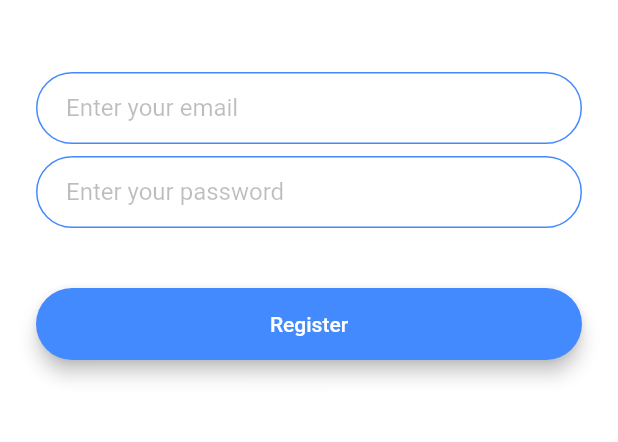
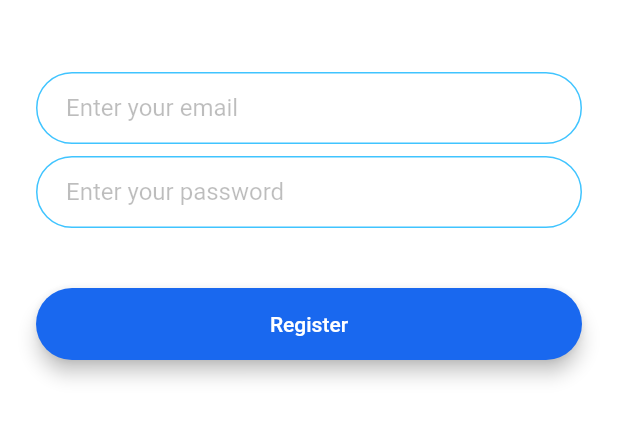
Before and after one commit to Akshat-sGit/flash_chat_flutter, a Flutter app: the RegistrationScreen screen opened by its route, on a phone screen of 412 x 824 dp, the part 576-1018 px from its top. Run offline on Flutter 3.47's test engine with Material 2 defaults, Android fonts, the phone set to English and light mode, and no system bars; our stand-ins replace animated_text_kit.

Commit message:
refactored textfeild buttons

```diff
--- a/lib/constants.dart
+++ b/lib/constants.dart
@@ -17,3 +17,20 @@ const kMessageContainerDecoration = BoxDecoration(
     top: BorderSide(color: Colors.lightBlueAccent, width: 2.0),
   ),
 );
+
+const decoration = InputDecoration(
+  hintText: 'Enter your email',
+  hintStyle: TextStyle(color: Colors.black26),
+  contentPadding: EdgeInsets.symmetric(vertical: 10.0, horizontal: 20.0),
+  border: OutlineInputBorder(
+    borderRadius: BorderRadius.all(Radius.circular(32.0)),
+  ),
+  enabledBorder: OutlineInputBorder(
+    borderSide: BorderSide(color: Colors.lightBlueAccent, width: 1.0),
+    borderRadius: BorderRadius.all(Radius.circular(32.0)),
+  ),
+  focusedBorder: OutlineInputBorder(
+    borderSide: BorderSide(color: Colors.lightBlueAccent, width: 2.0),
+    borderRadius: BorderRadius.all(Radius.circular(32.0)),
+  ),
+);
--- a/lib/screens/registration_screen.dart
+++ b/lib/screens/registration_screen.dart
@@ -1,4 +1,6 @@
+import 'package:flash_chat/constants.dart';
 import 'package:flutter/material.dart';
+import 'package:flash_chat/components/rounded_button.dart';
 
 class RegistrationScreen extends StatefulWidget {
   static const String id = 'registration_screen';
@@ -28,80 +30,31 @@ class _RegistrationScreenState extends State<RegistrationScreen> {
               height: 48.0,
             ),
             TextField(
-               style: TextStyle(
+              style: TextStyle(
                 color: Colors.black,
               ),
               onChanged: (value) {
                 //Do something with the user input.
               },
-              decoration: InputDecoration(
-                hintText: 'Enter your email',
-                hintStyle: TextStyle(color: Colors.black26),
-                contentPadding:
-                    EdgeInsets.symmetric(vertical: 10.0, horizontal: 20.0),
-                border: OutlineInputBorder(
-                  borderRadius: BorderRadius.all(Radius.circular(32.0)),
-                ),
-                enabledBorder: OutlineInputBorder(
-                  borderSide: BorderSide(color: Colors.blueAccent, width: 1.0),
-                  borderRadius: BorderRadius.all(Radius.circular(32.0)),
-                ),
-                focusedBorder: OutlineInputBorder(
-                  borderSide: BorderSide(color: Colors.blueAccent, width: 2.0),
-                  borderRadius: BorderRadius.all(Radius.circular(32.0)),
-                ),
-              ),
+              decoration: decoration.copyWith(hintText: "Enter your email"),
             ),
             SizedBox(
               height: 8.0,
             ),
             TextField(
-               style: TextStyle(
+              style: TextStyle(
                 color: Colors.black,
               ),
               onChanged: (value) {
                 //Do something with the user input.
               },
-              decoration: InputDecoration(
-                hintText: 'Enter your password',
-                 hintStyle: TextStyle(color: Colors.black26),
-                contentPadding:
-                    EdgeInsets.symmetric(vertical: 10.0, horizontal: 20.0),
-                border: OutlineInputBorder(
-                  borderRadius: BorderRadius.all(Radius.circular(32.0)),
-                ),
-                enabledBorder: OutlineInputBorder(
-                  borderSide: BorderSide(color: Colors.blueAccent, width: 1.0),
-                  borderRadius: BorderRadius.all(Radius.circular(32.0)),
-                ),
-                focusedBorder: OutlineInputBorder(
-                  borderSide: BorderSide(color: Colors.blueAccent, width: 2.0),
-                  borderRadius: BorderRadius.all(Radius.circular(32.0)),
-                ),
-              ),
+              decoration: decoration.copyWith(hintText: "Enter your password"),
             ),
             SizedBox(
               height: 24.0,
             ),
-            Padding(
-              padding: EdgeInsets.symmetric(vertical: 16.0),
-              child: Material(
-                color: Colors.blueAccent,
-                borderRadius: BorderRadius.all(Radius.circular(30.0)),
-                elevation: 5.0,
-                child: MaterialButton(
-                  onPressed: () {
-                    //Implement registration functionality.
-                  },
-                  minWidth: 200.0,
-                  height: 42.0,
-                  child: Text(
-                    'Register',
-                    style: TextStyle(color: Colors.white),
-                  ),
-                ),
-              ),
-            ),
+            RoundedButton(
+                colour:  const Color.fromARGB(255, 25, 104, 239), title: "Register", onPressed: () {}),
           ],
         ),
       ),
```
Also changed, not shown: lib/screens/login_screen.dart (+6 -56 lines).
